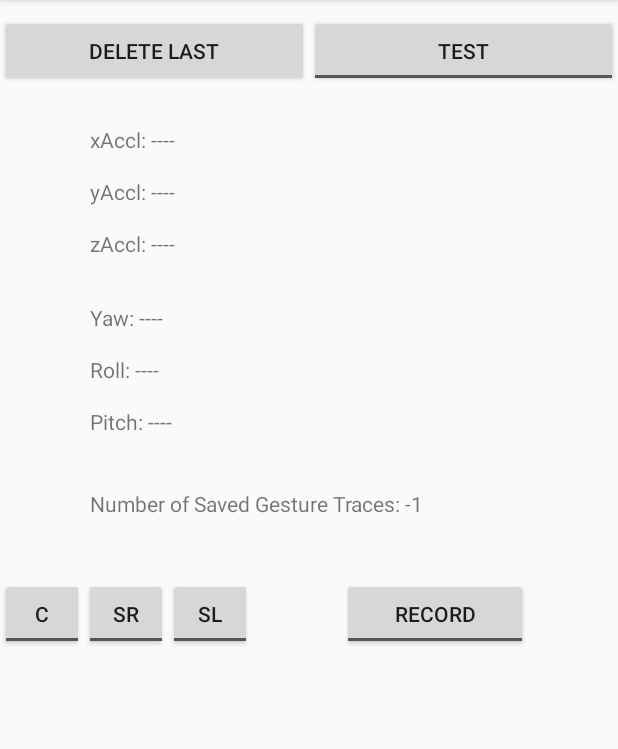
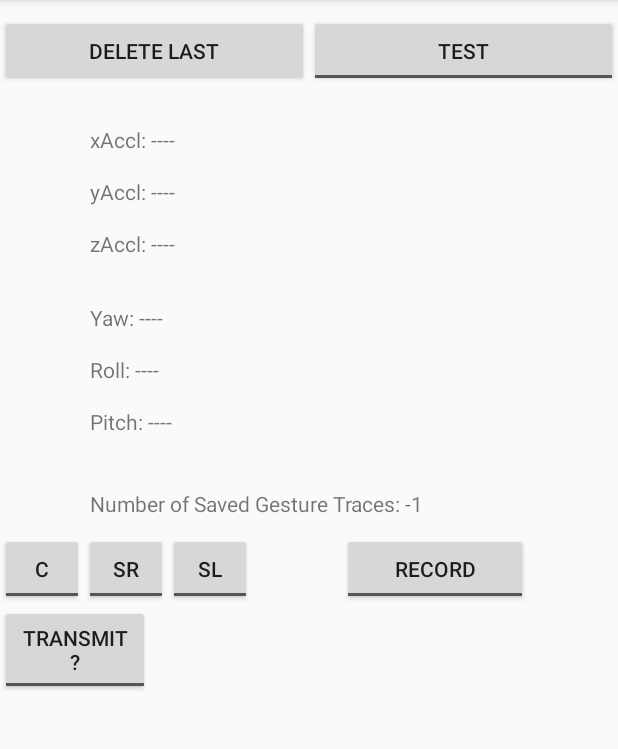
Before and after one commit to DLorell/Jesture, an Android app: the screen it shows after launch (MainActivity), on a phone screen of 412 x 824 dp, the part 84-833 px from its top. Run offline under Robolectric (Android 15) with nearby library versions, the phone set to English and light mode, and no system bars.

Commit message:
early server

```diff
--- a/app/src/main/java/edu/uchicago/lorell/MainActivity.java
+++ b/app/src/main/java/edu/uchicago/lorell/MainActivity.java
@@ -89,17 +89,15 @@ public class MainActivity extends AppCompatActivity implements SensorEventListen
 
     //Declare visual elements on screen
     TextView xAccl, yAccl, zAccl, txtYaw, txtPitch, txtRoll, numTraces;
-    ToggleButton toggle, testButton, circle, slashright, slashleft;
+    ToggleButton toggle, testButton, circle, slashright, slashleft, transmit;
     Button deleteLast;
 
     // Network stuff
     public int PORT = 15000;
-    private Button connectPhones;
     private String serverIpAddress = "10.0.0.5";
-    private boolean connected = false;
-    EditText port;
-    EditText ipAdr;
-    private float x,y,z;
+    private boolean transmitting = false;
+    int port;
+    String ipAdr;
     boolean acc_disp = false;
     boolean isStreaming = false;
     PrintWriter out;
@@ -123,6 +121,8 @@ public class MainActivity extends AppCompatActivity implements SensorEventListen
         slashright.setOnClickListener(this);
         deleteLast = (Button) findViewById(R.id.deleteLast);
         deleteLast.setOnClickListener(this);
+        transmit = (ToggleButton) findViewById(R.id.transmit);
+        transmit.setOnClickListener(this);
 
         //Initialize text views
         xAccl = (TextView) findViewById(R.id.xAccl);
@@ -154,14 +154,13 @@ public class MainActivity extends AppCompatActivity implements SensorEventListen
         this.setRequestedOrientation(ActivityInfo.SCREEN_ORIENTATION_PORTRAIT);
 
         //Network stuff
-        connectPhones = (Button) findViewById(R.id.send);
-        connectPhones.setOnClickListener(connectListener);
+        /*
+        connectPhones = (Button) findViewById(R.id.transmit);
+        connectPhones.setOnClickListener(this);
         text=(TextView)findViewById(R.id.textin);
-        port=(EditText)findViewById(R.id.port);
-        ipAdr=(EditText)findViewById(R.id.ipadr);
-        text.setText("Press send to stream acceleration measurement");
-        port.setText("15000");
-        ipAdr.setText(serverIpAddress);
+        */
+        port=PORT;
+        ipAdr=serverIpAddress;
         acc_disp =false;
 
         //if (sensorManager.getDefaultSensor(Sensor.TYPE_GRAVITY) != null) {
@@ -186,6 +185,7 @@ public class MainActivity extends AppCompatActivity implements SensorEventListen
     }
     */
 
+    /*
     private Button.OnClickListener connectListener = new Button.OnClickListener() {
         @Override
         public void onClick(View v) {
@@ -202,22 +202,22 @@ public class MainActivity extends AppCompatActivity implements SensorEventListen
                 acc_disp=false;
             }
         }
-    };
+    };*/
 
     public class ClientThread implements Runnable {
         Socket socket;
         public void run() {
             try {
                 acc_disp=true;
-                PORT = Integer.parseInt(port.getText().toString());
-                serverIpAddress=ipAdr.getText().toString();
+                //PORT = Integer.parseInt(port.getText().toString());
+                //serverIpAddress=ipAdr.getText().toString();
                 InetAddress serverAddr = InetAddress.getByName(serverIpAddress);
                 //InetAddress serverAddr = InetAddress.getByName("TURBOBEAVER");
                 socket = new Socket(serverAddr, PORT);
-                connected = true;
+                transmitting = true;
                 out = new PrintWriter(new BufferedWriter(new OutputStreamWriter(socket.getOutputStream())), true);
-                while (connected) {
-                    out.printf("%10.2f\n", x);
+                while (transmitting) {
+                    out.printf("%10.2f, %10.2f, %10.2f\n", x, y, z);
                     out.flush();
                     Thread.sleep(2);
                 }
@@ -228,8 +228,7 @@ public class MainActivity extends AppCompatActivity implements SensorEventListen
             finally{
                 try{
                     acc_disp=false;
-                    connected=false;
-                    connectPhones.setText("Start Streaming");
+                    transmitting=false;
                     //out.close();
                     socket.close();
                 }catch(Exception a){
@@ -263,8 +262,6 @@ public class MainActivity extends AppCompatActivity implements SensorEventListen
 
     }
 
-
-
     public void calculateAngles(float[] result, float[] rVector){
         //caculate rotation matrix from rotation vector first
         SensorManager.getRotationMatrixFromVector(rMatrix, rVector);
@@ -281,8 +278,6 @@ public class MainActivity extends AppCompatActivity implements SensorEventListen
             vector[i] = -Math.round(Math.toDegrees(vector[i]));
         }
     }
-
-
 
     //Make sure accelerationVector is of dimensions 3X1
     public float[] normalizeAccelVecOrientation(float[] yrp, double[][] accelerationVector){
@@ -357,7 +352,7 @@ public class MainActivity extends AppCompatActivity implements SensorEventListen
         return(finalVec);
     }
 
-
+    // Simple matrix multiplication
     private double[][] matMult(double[][] mat1, double[][] mat2){
         int rows, columns;
 
@@ -392,7 +387,6 @@ public class MainActivity extends AppCompatActivity implements SensorEventListen
         return(newMat);
     }
 
-
     public static boolean delete(File path) {
         boolean result = true;
         if (path.exists()) {
@@ -415,7 +409,6 @@ public class MainActivity extends AppCompatActivity implements SensorEventListen
         }
     }
 
-
     public static void deleteFileFromMediaStore(final ContentResolver contentResolver, final File file) {
         int sdk = android.os.Build.VERSION.SDK_INT;
         if (sdk >= android.os.Build.VERSION_CODES.HONEYCOMB) {
@@ -437,18 +430,6 @@ public class MainActivity extends AppCompatActivity implements SensorEventListen
             }
         }
     }
-
-    public void hardcoreDelete(File file){
-
-        ContentResolver context = getContentResolver();
-
-        delete(file);
-        deleteFileFromMediaStore(context, file);
-    }
-
-
-
-
 
     @Override
     public void onSensorChanged(SensorEvent sensorEvent) {
@@ -637,35 +618,21 @@ public class MainActivity extends AppCompatActivity implements SensorEventListen
 
         switch (v.getId()){
 
-
             case R.id.deleteLast:
-
                 File[] filelist = this.getFilesDir().listFiles();
-
-                for(int i = 0; i < filelist.length; i++){
-
-
+                for(int i = 0; i < filelist.length; i++) {
                     if (Character.getNumericValue(filelist[i].getName().charAt(0)) == (filelist.length-1)){
                         filelist[i].delete();
                         numTraces.setText("Number of Saved Gesture Traces: " + Integer.toString(this.getFilesDir().listFiles().length - 1));
                         break;
                     }
-
-
                 }
-
-
-
-
                 break;
 
             case R.id.toggle:
-
                 boolean on = toggle.isChecked();
-
                 // "Hit record"
                 if(on) {
-
                     if(circle.isChecked()){
                         gLabel = "circle";
                     }else if(slashright.isChecked()){
@@ -676,16 +643,11 @@ public class MainActivity extends AppCompatActivity implements SensorEventListen
                         toggle.setChecked(false);
                         break;
                     }
-
-
-
                     startTime = System.currentTimeMillis();
-
                     rotVecInitialized = 0;
                     gravInitialized = 0;
                     initialRotVec = new float[3];
                     record = "[";
-
 
                     x = 0.0;
                     y = 0.0;
@@ -705,12 +667,9 @@ public class MainActivity extends AppCompatActivity implements SensorEventListen
                     yLocPrev = 0.0;
                     zLocPrev = 0.0;
 
-
                     sensorManager.registerListener(this, accelerometer, SensorManager.SENSOR_DELAY_UI);
                     sensorManager.registerListener(this, gravity, SensorManager.SENSOR_DELAY_UI);
                     sensorManager.registerListener(this, rotationVector, SensorManager.SENSOR_DELAY_UI);
-
-
 
                     // "Hit Stop Recording"
                 }else{
@@ -799,6 +758,24 @@ public class MainActivity extends AppCompatActivity implements SensorEventListen
                 break;
 
 
+            case R.id.transmit:
+
+                transmitting = toggle.isChecked();
+                if (!transmitting) {
+                    if (!serverIpAddress.equals("")) {
+                        Thread cThread = new Thread(new ClientThread());
+                        cThread.start();
+                    }
+                }
+                else{
+                    transmitting=false;
+                    acc_disp=false;
+                }
+                break;
+
+
+
+
         }
 
 
--- a/app/src/main/res/layout/activity_main.xml
+++ b/app/src/main/res/layout/activity_main.xml
@@ -82,7 +82,7 @@
         android:layout_height="wrap_content"
         android:layout_marginHorizontal="60dp"
         android:layout_marginTop="35sp"
-        android:layout_marginBottom="40sp"/>
+        android:layout_marginBottom="10sp"/>
 
     <LinearLayout
         android:layout_width="match_parent"
@@ -126,5 +126,12 @@
 
     </LinearLayout>
 
+    <ToggleButton
+        android:id="@+id/transmit"
+        android:layout_width="100dp"
+        android:layout_height="60dp"
+        android:textOff="Transmit?"
+        android:textOn="Transmitting"/>
+
 
 </LinearLayout>
```
Also changed, not shown: 1 other file.
